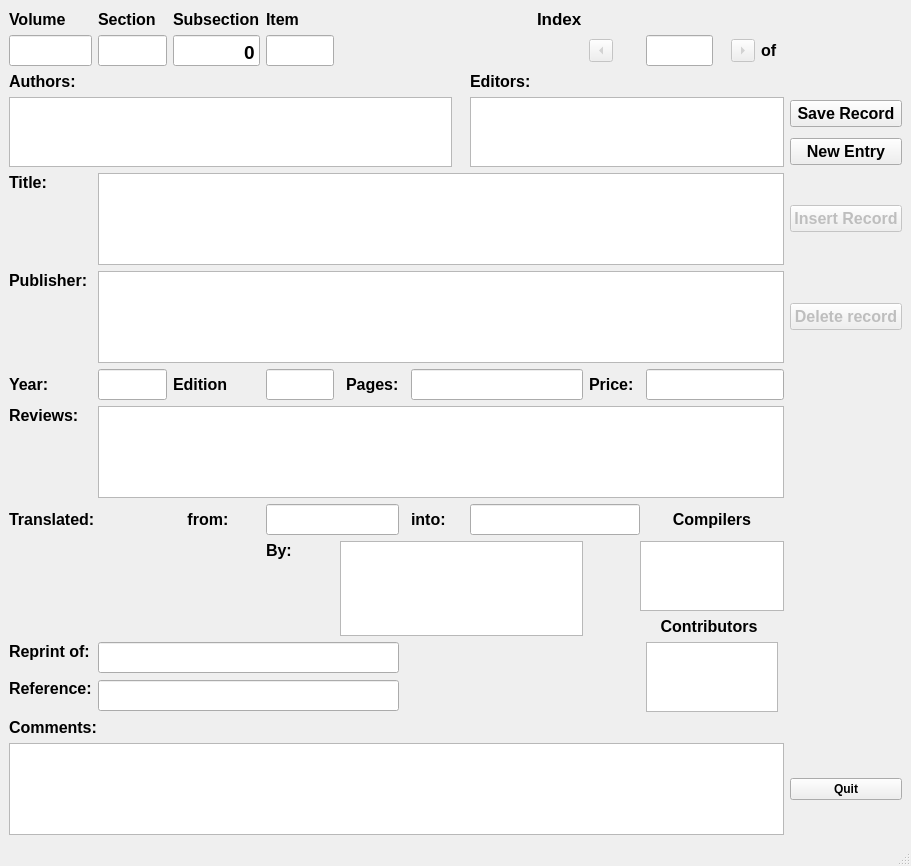
This is Books20/Tools/bookentry/ui_BookEntry.ui in JimFowler/books as Qt 5 draws it before an edit. The edited form follows.
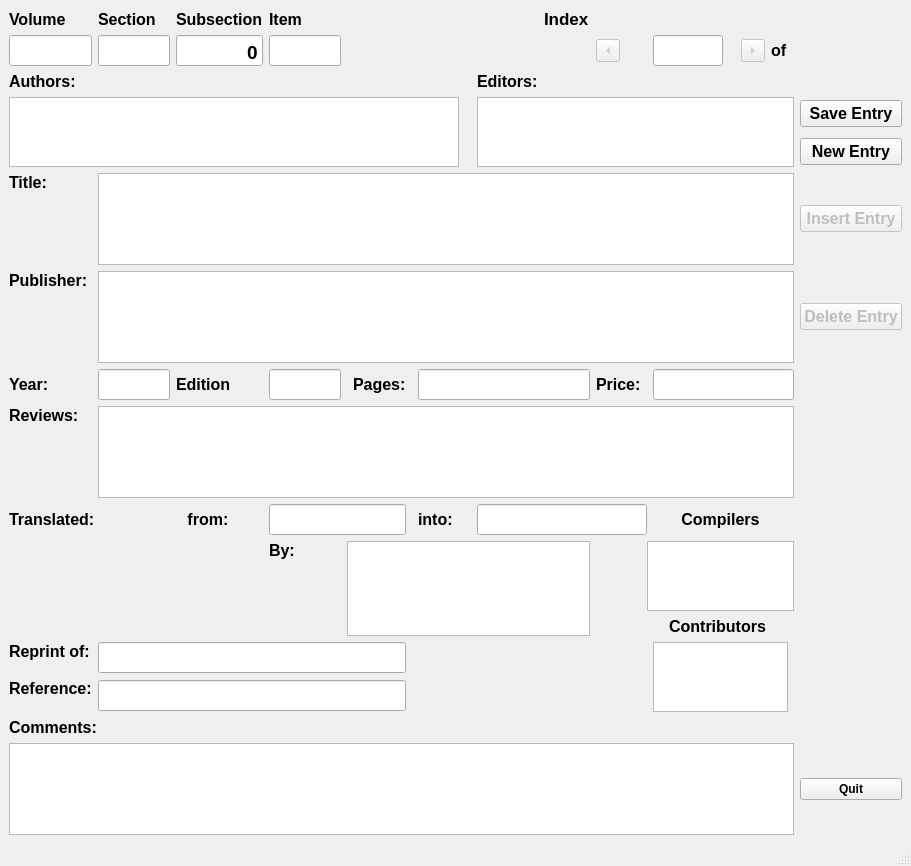
This is the edited form.

```diff
--- a/Books20/Tools/bookentry/ui_BookEntry.ui
+++ b/Books20/Tools/bookentry/ui_BookEntry.ui
@@ -70,7 +70,7 @@
        <string>Delete current record</string>
       </property>
       <property name="text">
-       <string>Delete record</string>
+       <string>Delete Entry</string>
       </property>
      </widget>
     </item>
@@ -297,7 +297,7 @@
        <string>Click to test and accecpt the record</string>
       </property>
       <property name="text">
-       <string>Save Record</string>
+       <string>Save Entry</string>
       </property>
      </widget>
     </item>
@@ -761,7 +761,7 @@
        <string>Insert current record</string>
       </property>
       <property name="text">
-       <string>Insert Record</string>
+       <string>Insert Entry</string>
       </property>
      </widget>
     </item>
```
